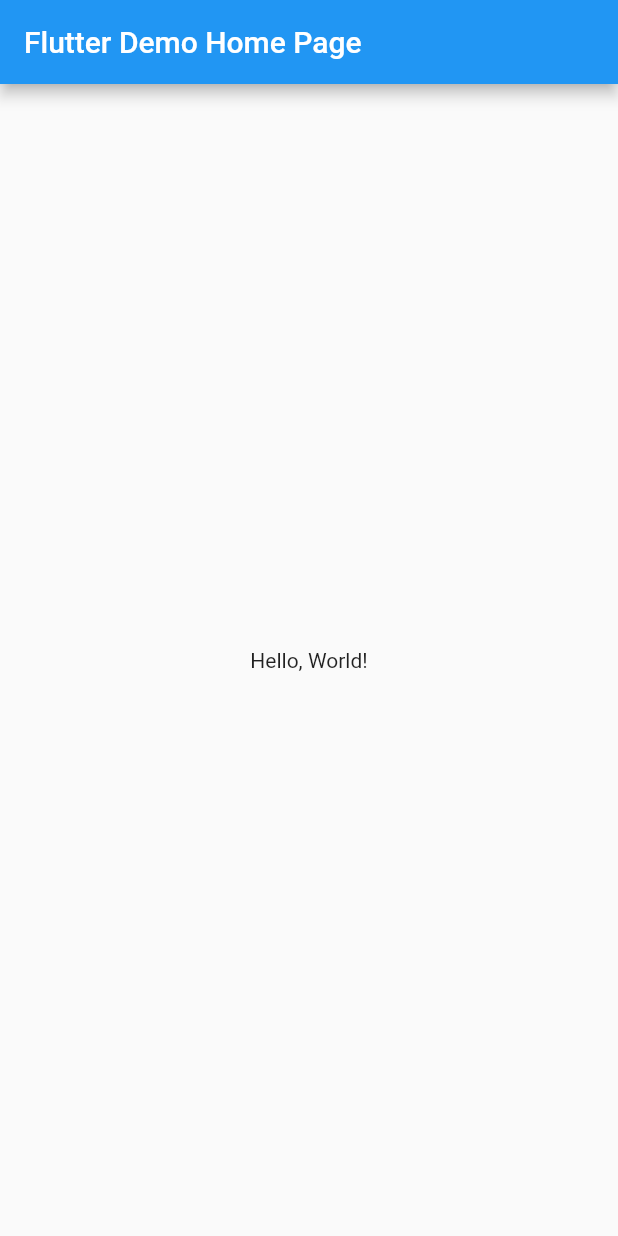
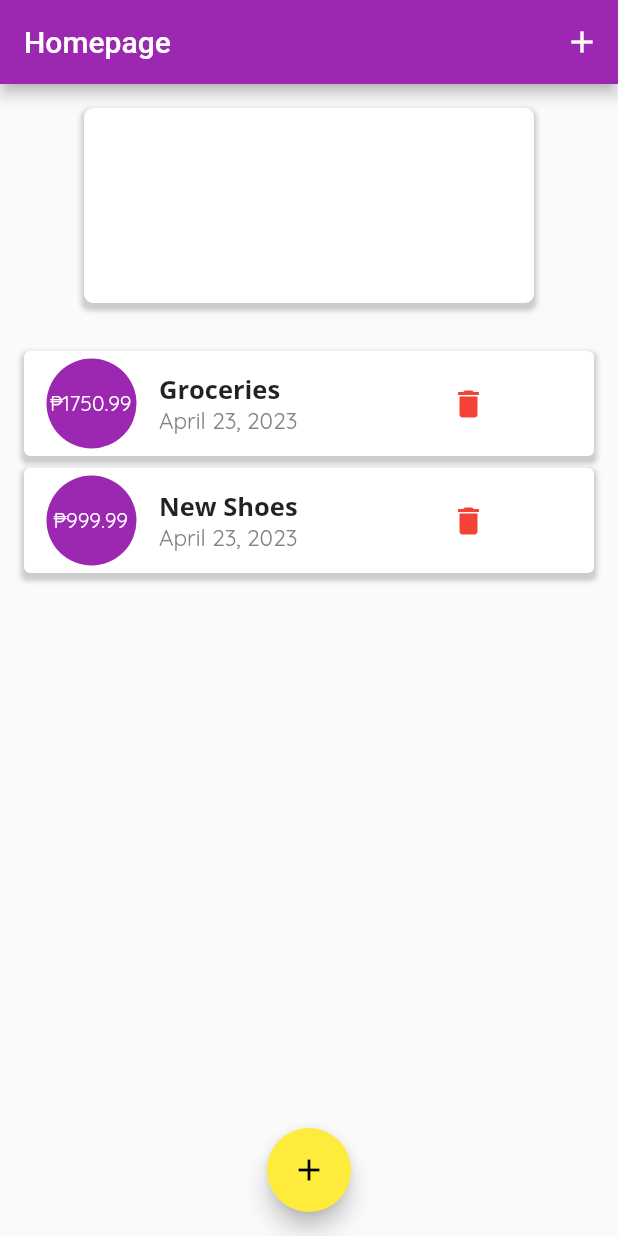
Before and after one commit to DoomMangoes/ExpenseTracker, a Flutter app: the screen it shows after launch, on a phone screen of 412 x 824 dp. Run offline on Flutter 3.47's test engine with Material 2 defaults, Android fonts, the phone set to English and light mode, and no system bars.

Commit message:
made item list

```diff
--- a/lib/main.dart
+++ b/lib/main.dart
@@ -1,41 +1,27 @@
+import 'package:expensetracker/provider/expenseProvider.dart';
+import 'package:expensetracker/screens/homePage.dart';
 import 'package:flutter/material.dart';
+import 'package:provider/provider.dart';
 
-void main() => runApp(MyApp());
+void main() => runApp(const MyApp());
 
 class MyApp extends StatelessWidget {
   const MyApp({super.key});
   // This widget is the root of your application.
   @override
   Widget build(BuildContext context) {
-    return MaterialApp(
-      // Application name
-      title: 'Flutter Hello World',
-      // Application theme data, you can set the colors for the application as
-      // you want
-      theme: ThemeData(
-        primarySwatch: Colors.blue,
-      ),
-      // A widget which will be started on application startup
-      home: MyHomePage(title: 'Flutter Demo Home Page'),
-    );
-  }
-}
-
-class MyHomePage extends StatelessWidget {
-  final String title;
-  const MyHomePage({super.key, required this.title});
-
-  @override
-  Widget build(BuildContext context) {
-    return Scaffold(
-      appBar: AppBar(
-        // The title text which will be shown on the action bar
-        title: Text(title),
-      ),
-      body: Center(
-        child: Text(
-          'Hello, World!',
+    return ChangeNotifierProvider(
+      create: (_) => ExpenseProvider(),
+      child: MaterialApp(
+        debugShowCheckedModeBanner: false,
+        // Application theme data, you can set the colors for the application as
+        // you want
+        theme: ThemeData(
+          primarySwatch: Colors.purple,
+          scaffoldBackgroundColor: const Color(0xFFFAFAFA),
         ),
+        // A widget which will be started on application startup
+        home: const HomePage(),
       ),
     );
   }
--- /dev/null
+++ b/lib/models/expenseItem.dart
@@ -0,0 +1,20 @@
+import 'package:intl/intl.dart';
+import 'package:uuid/uuid.dart';
+
+class ExpenseItem {
+  String title;
+  double amount;
+  DateTime date;
+  final String formattedDate;
+  final String uuid;
+
+  ExpenseItem({required this.title, required this.amount, required this.date})
+      : uuid = const Uuid().v4(),
+        formattedDate = DateFormat.yMMMMd().format(date);
+
+  @override
+  bool operator ==(covariant ExpenseItem other) => uuid == other.uuid;
+
+  @override
+  int get hashCode => uuid.hashCode;
+}
--- /dev/null
+++ b/lib/provider/expenseProvider.dart
@@ -0,0 +1,23 @@
+import 'package:flutter/material.dart';
+import '../models/expenseItem.dart';
+import 'dart:collection';
+
+class ExpenseProvider extends ChangeNotifier {
+  final List<ExpenseItem> _items = [
+    ExpenseItem(title: "Groceries", amount: 1750.99, date: DateTime.now()),
+    ExpenseItem(title: "New Shoes", amount: 999.99, date: DateTime.now()),
+  ];
+
+  //Read only view
+  UnmodifiableListView<ExpenseItem> get items => UnmodifiableListView(_items);
+
+  void add(ExpenseItem expenseItem) {
+    _items.add(expenseItem);
+    notifyListeners();
+  }
+
+  void remove(ExpenseItem expenseItem) {
+    _items.remove(expenseItem);
+    notifyListeners();
+  }
+}
--- /dev/null
+++ b/lib/screens/homePage.dart
@@ -0,0 +1,63 @@
+import 'package:expensetracker/widgets/addExpenseItemWidget.dart';
+import 'package:expensetracker/widgets/expenseChartWidget.dart';
+import 'package:flutter/material.dart';
+
+import '../widgets/expenseItemListWidget.dart';
+
+class HomePage extends StatefulWidget {
+  const HomePage({
+    super.key,
+  });
+
+  @override
+  State<HomePage> createState() => _HomePageState();
+}
+
+class _HomePageState extends State<HomePage> {
+  @override
+  Widget build(BuildContext context) {
+    return Scaffold(
+      appBar: AppBar(
+        // The title text which will be shown on the action bar
+        title: const Text("Homepage"),
+        actions: [
+          IconButton(
+              onPressed: () {
+                showModalBottomSheet(
+                  context: context,
+                  builder: (BuildContext context) {
+                    return AddExpenseItemWidget();
+                  },
+                );
+              },
+              icon: const Icon(Icons.add))
+        ],
+      ),
+      body: Center(
+          child: Column(
+        mainAxisAlignment: MainAxisAlignment.start,
+        crossAxisAlignment: CrossAxisAlignment.center,
+        children: [
+          ExpenseChartWidget(),
+          ExpenseItemListWidget(),
+        ],
+      )),
+      floatingActionButton: FloatingActionButton(
+        backgroundColor: Colors.yellow,
+        onPressed: () {
+          showModalBottomSheet(
+            context: context,
+            builder: (BuildContext context) {
+              return AddExpenseItemWidget();
+            },
+          );
+        },
+        child: const Icon(
+          Icons.add,
+          color: Colors.black,
+        ),
+      ),
+      floatingActionButtonLocation: FloatingActionButtonLocation.centerFloat,
+    );
+  }
+}
--- /dev/null
+++ b/lib/widgets/expenseChartWidget.dart
@@ -0,0 +1,28 @@
+import 'package:flutter/material.dart';
+
+class ExpenseChartWidget extends StatelessWidget {
+  const ExpenseChartWidget({super.key});
+
+  @override
+  Widget build(BuildContext context) {
+    return Padding(
+      padding: const EdgeInsets.all(16.0),
+      child: Container(
+        height: 130,
+        width: 300,
+        decoration: BoxDecoration(
+          color: Colors.white,
+          borderRadius: const BorderRadius.all(Radius.circular(6)),
+          boxShadow: [
+            BoxShadow(
+              color: Colors.grey.withOpacity(0.5),
+              spreadRadius: 2,
+              blurRadius: 2,
+              offset: const Offset(0, 3),
+            ),
+          ],
+        ),
+      ),
+    );
+  }
+}
--- /dev/null
+++ b/lib/widgets/expenseItemListWidget.dart
@@ -0,0 +1,53 @@
+import 'dart:collection';
+import 'package:flutter/material.dart';
+import 'package:provider/provider.dart';
+import '../provider/expenseProvider.dart';
+import '../models/expenseItem.dart';
+import 'expenseItemWidget.dart';
+
+class ExpenseItemListWidget extends StatelessWidget {
+  const ExpenseItemListWidget({
+    super.key,
+  });
+
+  @override
+  Widget build(BuildContext context) {
+    final provider = Provider.of<ExpenseProvider>(context);
+    final UnmodifiableListView<ExpenseItem> expenseItems = provider.items;
+
+    return expenseItems.isEmpty
+        ? Column(
+            children: [
+              const Text(
+                "No transactions added yet!",
+                style: TextStyle(
+                  fontFamily: 'OpenSans',
+                  fontWeight: FontWeight.bold,
+                  fontSize: 15,
+                ),
+              ),
+              const SizedBox(
+                height: 30,
+              ),
+              Container(
+                height: 200,
+                width: 200,
+                child: const Image(
+                  image: AssetImage("assets/images/waiting.png"),
+                ),
+              ),
+            ],
+          )
+        : ListView.separated(
+            shrinkWrap: true,
+            padding: EdgeInsets.all(16),
+            physics: BouncingScrollPhysics(),
+            separatorBuilder: (context, index) => Container(height: 8),
+            itemCount: expenseItems.length,
+            itemBuilder: (BuildContext context, int index) {
+              return ExpenseItemWidget(
+                expenseItem: expenseItems[index],
+              );
+            });
+  }
+}
--- /dev/null
+++ b/lib/widgets/expenseItemWidget.dart
@@ -0,0 +1,98 @@
+import 'package:flutter/material.dart';
+import 'package:provider/provider.dart';
+import '../provider/expenseProvider.dart';
+import '../models/expenseItem.dart';
+
+class ExpenseItemWidget extends StatelessWidget {
+  final ExpenseItem expenseItem;
+  const ExpenseItemWidget({super.key, required this.expenseItem});
+
+  @override
+  Widget build(BuildContext context) {
+    return Container(
+      padding: EdgeInsets.only(
+        left: 15,
+      ),
+      height: 70,
+      width: 300,
+      decoration: BoxDecoration(
+        color: Colors.white,
+        borderRadius: BorderRadius.circular(4),
+        boxShadow: [
+          BoxShadow(
+            color: Colors.grey.withOpacity(0.5),
+            spreadRadius: 2,
+            blurRadius: 2,
+            offset: const Offset(0, 3),
+          ),
+        ],
+      ),
+      child: Row(
+        mainAxisAlignment: MainAxisAlignment.start,
+        crossAxisAlignment: CrossAxisAlignment.center,
+        children: [
+          Container(
+            padding: EdgeInsets.only(right: 1),
+            height: 60,
+            width: 60,
+            decoration: BoxDecoration(
+              color: Colors.purple,
+              shape: BoxShape.circle,
+            ),
+            child: Center(
+              child: FittedBox(
+                child: Text(
+                  "₱" + expenseItem.amount.toString(),
+                  style: TextStyle(
+                    fontFamily: 'Quicksand',
+                    color: Colors.white,
+                  ),
+                ),
+              ),
+            ),
+          ),
+          Padding(
+            padding: const EdgeInsets.only(left: 15.0),
+            child: Column(
+              mainAxisAlignment: MainAxisAlignment.center,
+              crossAxisAlignment: CrossAxisAlignment.start,
+              mainAxisSize: MainAxisSize.min,
+              children: [
+                Text(
+                  expenseItem.title,
+                  textAlign: TextAlign.start,
+                  style: TextStyle(
+                    fontFamily: 'OpenSans',
+                    fontWeight: FontWeight.bold,
+                    fontSize: 17,
+                  ),
+                ),
+                Text(
+                  expenseItem.formattedDate,
+                  textAlign: TextAlign.center,
+                  style: TextStyle(
+                    color: Color(0xFF828282),
+                    fontFamily: 'Quicksand',
+                    fontSize: 15,
+                  ),
+                ),
+              ],
+            ),
+          ),
+          SizedBox(
+            width: 90,
+          ),
+          IconButton(
+            onPressed: () {
+              context.read<ExpenseProvider>().remove(expenseItem);
+            },
+            icon: Icon(
+              Icons.delete,
+              color: Colors.red,
+            ),
+          ),
+        ],
+      ),
+    );
+  }
+}
```
Also changed, not shown: lib/widgets/addExpenseItemWidget.dart (added, +84 -0 lines), pubspec.yaml (+21 -13 lines), assets/fonts/OpenSans-Bold.ttf (added), assets/fonts/OpenSans-Regular.ttf (added), assets/fonts/Quicksand-Bold.ttf (added), assets/fonts/Quicksand-Light.ttf (added), assets/fonts/Quicksand-Medium.ttf (added), assets/fonts/Quicksand-Regular.ttf (added), assets/images/waiting.png (added).
